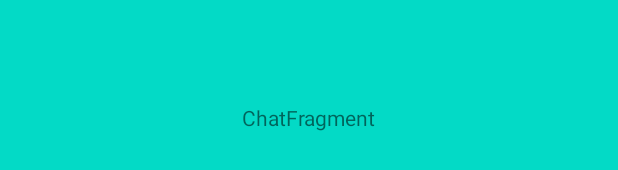
After one commit to Sepehr1812/HodHod, an Android app: the layout fragment_chat.xml on its own in the app's theme, with its tools: preview values and no code run, on a phone screen of 412 x 824 dp. The commit adds this screen. Shown: the part 501-671 px from the top of the screen. Run offline under Robolectric (Android 15) with nearby library versions, the phone set to English and light mode, and no system bars.

Commit message:
add some basic files and components.

```diff
--- a/app/src/main/java/ir/hodhod/hodhod/MainActivity.kt
+++ b/app/src/main/java/ir/hodhod/hodhod/views/activities/MainActivity.kt
@@ -1,7 +1,8 @@
-package ir.hodhod.hodhod
+package ir.hodhod.hodhod.views.activities
 
 import android.os.Bundle
 import androidx.appcompat.app.AppCompatActivity
+import ir.hodhod.hodhod.R
 
 class MainActivity : AppCompatActivity() {
     override fun onCreate(savedInstanceState: Bundle?) {
--- /dev/null
+++ b/app/src/main/res/layout/fragment_chat.xml
@@ -0,0 +1,18 @@
+<?xml version="1.0" encoding="utf-8"?>
+<androidx.constraintlayout.widget.ConstraintLayout xmlns:android="http://schemas.android.com/apk/res/android"
+    xmlns:app="http://schemas.android.com/apk/res-auto"
+    android:layout_width="match_parent"
+    android:layout_height="match_parent"
+    android:background="@color/design_default_color_secondary">
+
+    <TextView
+        android:id="@+id/textViewChat"
+        android:layout_width="wrap_content"
+        android:layout_height="wrap_content"
+        android:text="ChatFragment"
+        app:layout_constraintBottom_toBottomOf="parent"
+        app:layout_constraintLeft_toLeftOf="parent"
+        app:layout_constraintRight_toRightOf="parent"
+        app:layout_constraintTop_toTopOf="parent" />
+
+</androidx.constraintlayout.widget.ConstraintLayout>
--- a/app/src/main/res/values-night/themes.xml
+++ b/app/src/main/res/values-night/themes.xml
@@ -1,6 +1,6 @@
 <resources xmlns:tools="http://schemas.android.com/tools">
     <!-- Base application theme. -->
-    <style name="Theme.HodHod" parent="Theme.MaterialComponents.DayNight.DarkActionBar">
+    <style name="Theme.HodHod" parent="Theme.MaterialComponents.DayNight.NoActionBar">
         <!-- Primary brand color. -->
         <item name="colorPrimary">@color/purple_200</item>
         <item name="colorPrimaryVariant">@color/purple_700</item>
--- a/app/src/main/res/values/themes.xml
+++ b/app/src/main/res/values/themes.xml
@@ -1,6 +1,6 @@
 <resources xmlns:tools="http://schemas.android.com/tools">
     <!-- Base application theme. -->
-    <style name="Theme.HodHod" parent="Theme.MaterialComponents.DayNight.DarkActionBar">
+    <style name="Theme.HodHod" parent="Theme.MaterialComponents.DayNight.NoActionBar">
         <!-- Primary brand color. -->
         <item name="colorPrimary">@color/purple_500</item>
         <item name="colorPrimaryVariant">@color/purple_700</item>
--- a/build.gradle
+++ b/build.gradle
@@ -5,9 +5,10 @@ buildscript {
         mavenCentral()
     }
     dependencies {
-        classpath "com.android.tools.build:gradle:7.0.2"
+        classpath "com.android.tools.build:gradle:7.0.3"
         classpath "org.jetbrains.kotlin:kotlin-gradle-plugin:1.5.20"
 
+        classpath "androidx.navigation:navigation-safe-args-gradle-plugin:2.3.5"
         // NOTE: Do not place your application dependencies here; they belong
         // in the individual module build.gradle files
     }
```
Also changed, not shown: app/build.gradle (+7 -0 lines), app/src/main/AndroidManifest.xml (+6 -1 lines), app/src/main/java/ir/hodhod/hodhod/views/activities/SplashActivity.kt (added, +41 -0 lines), app/src/main/java/ir/hodhod/hodhod/views/fragments/ChatFragment.kt (added, +39 -0 lines), app/src/main/java/ir/hodhod/hodhod/views/fragments/RoomListFragment.kt (added, +41 -0 lines), app/src/main/res/layout/activity_main.xml (+8 -9 lines), app/src/main/res/layout/activity_splash.xml (added, +18 -0 lines), app/src/main/res/layout/fragment_room_list.xml (added, +18 -0 lines), app/src/main/res/navigation/main_graph.xml (added, +25 -0 lines).
